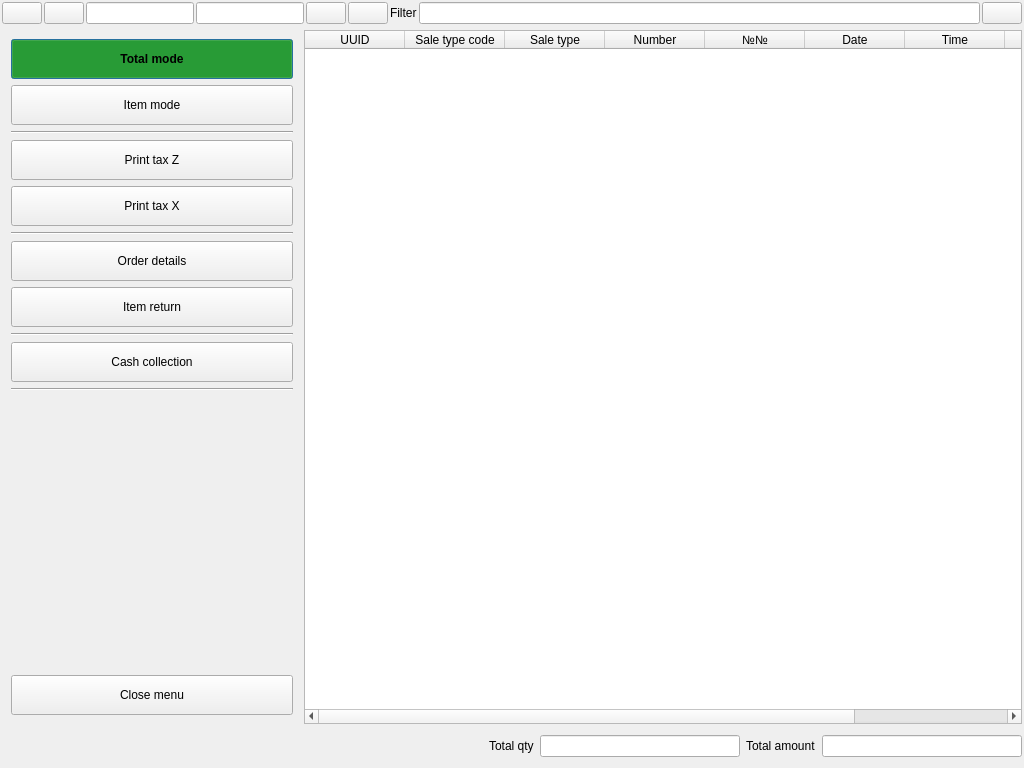
This is Shop/sales.ui in End1-1/Cafe5 as Qt 5 draws it before an edit. The edited form follows.
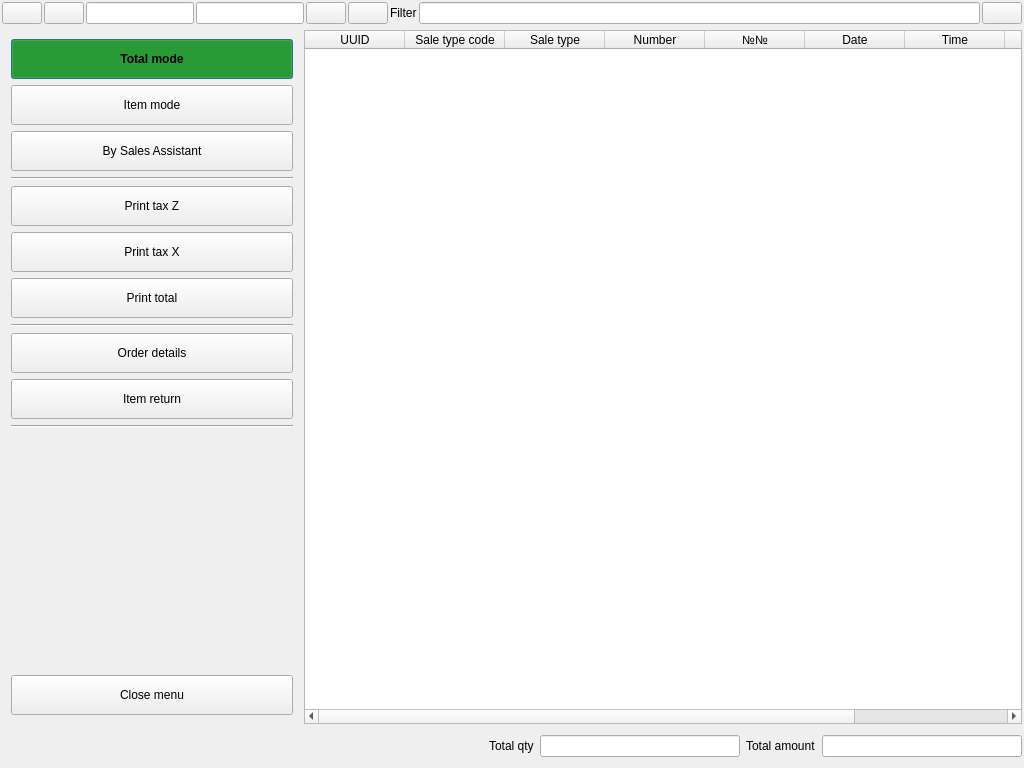
This is the edited form. Icons and pictures are not drawn. Custom widgets are drawn as their Qt base class.

What changed in the file:
```diff
--- a/Shop/sales.ui
+++ b/Shop/sales.ui
@@ -331,6 +331,35 @@
           </property>
          </widget>
         </item>
+        <item>
+         <widget class="QPushButton" name="btnSalesAssistant">
+          <property name="minimumSize">
+           <size>
+            <width>0</width>
+            <height>40</height>
+           </size>
+          </property>
+          <property name="styleSheet">
+           <string notr="true">                QPushButton:checked{
+                    background-color: rgb(0, 150, 0);
+					font-weight:bold;
+                }</string>
+          </property>
+          <property name="text">
+           <string>By Sales Assistant</string>
+          </property>
+          <property name="icon">
+           <iconset resource="../resources/res.qrc">
+            <normaloff>:/print.png</normaloff>:/print.png</iconset>
+          </property>
+          <property name="checkable">
+           <bool>true</bool>
+          </property>
+          <property name="checked">
+           <bool>false</bool>
+          </property>
+         </widget>
+        </item>
         <item>
          <widget class="Line" name="line">
           <property name="orientation">
@@ -372,6 +401,23 @@
           </property>
          </widget>
         </item>
+        <item>
+         <widget class="QPushButton" name="btnPrintTotal">
+          <property name="minimumSize">
+           <size>
+            <width>0</width>
+            <height>40</height>
+           </size>
+          </property>
+          <property name="text">
+           <string>Print total</string>
+          </property>
+          <property name="icon">
+           <iconset resource="../resources/res.qrc">
+            <normaloff>:/print.png</normaloff>:/print.png</iconset>
+          </property>
+         </widget>
+        </item>
         <item>
          <widget class="Line" name="line_2">
           <property name="orientation">
@@ -413,30 +459,6 @@
           </property>
          </widget>
         </item>
-        <item>
-         <widget class="Line" name="line_3">
-          <property name="orientation">
-           <enum>Qt::Orientation::Horizontal</enum>
-          </property>
-         </widget>
-        </item>
-        <item>
-         <widget class="QPushButton" name="btnCashColletion">
-          <property name="minimumSize">
-           <size>
-            <width>0</width>
-            <height>40</height>
-           </size>
-          </property>
-          <property name="text">
-           <string>Cash collection</string>
-          </property>
-          <property name="icon">
-           <iconset resource="../resources/res.qrc">
-            <normaloff>:/cashcollection.png</normaloff>:/cashcollection.png</iconset>
-          </property>
-         </widget>
-        </item>
         <item>
          <widget class="Line" name="line_4">
           <property name="orientation">
```
